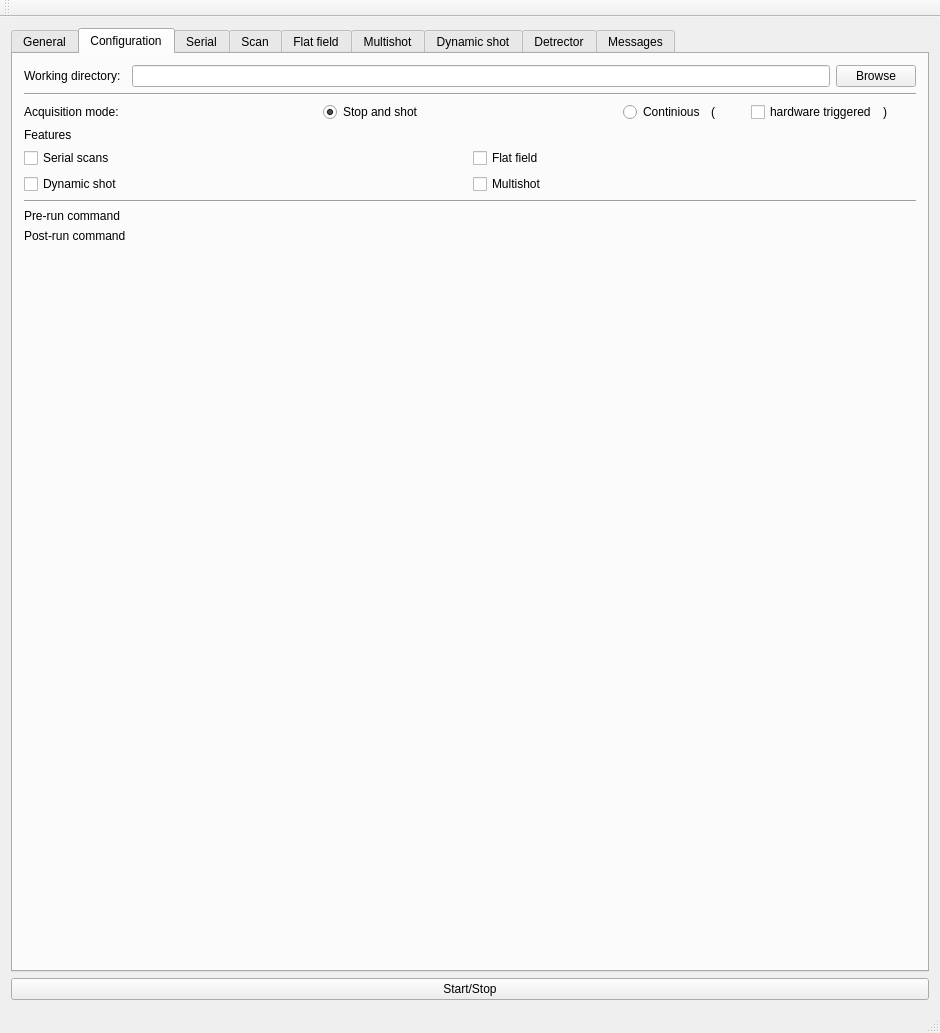
Qt form ctgui_mainwindow.ui (AustralianSynchrotron/ctgui) before a commit.
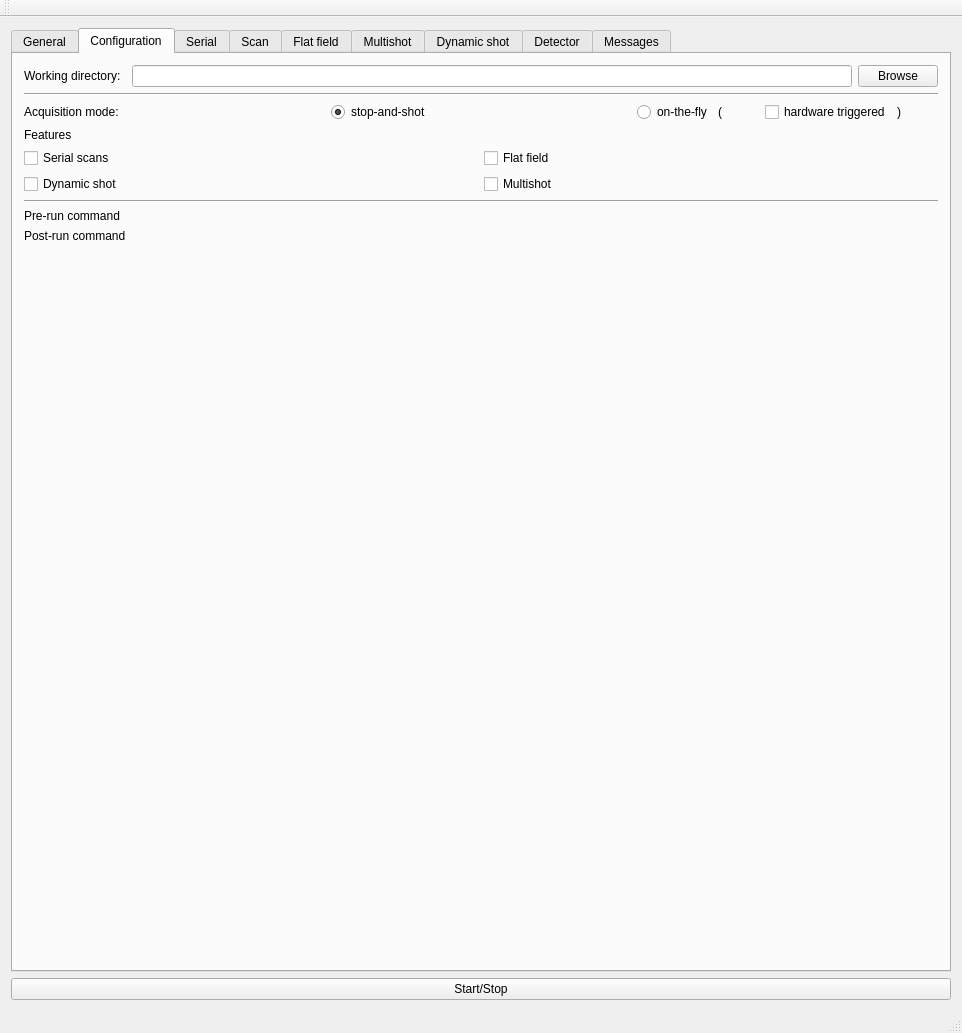
The same form after that commit. The open tabs and pages were chosen to show the change. Icons and pictures are not drawn. Custom widgets are drawn as their Qt base class.

```diff
--- a/ctgui_mainwindow.ui
+++ b/ctgui_mainwindow.ui
@@ -6,7 +6,7 @@
    <rect>
     <x>0</x>
     <y>0</y>
-    <width>940</width>
+    <width>962</width>
     <height>1033</height>
    </rect>
   </property>
@@ -193,7 +193,7 @@
              <string>SaS mode</string>
             </property>
             <property name="text">
-             <string>Stop and shot</string>
+             <string>stop-and-shot</string>
             </property>
             <property name="checked">
              <bool>true</bool>
@@ -211,7 +211,7 @@
                <string>Continious mode</string>
               </property>
               <property name="text">
-               <string>Continious</string>
+               <string>on-the-fly</string>
               </property>
               <attribute name="buttonGroup">
                <string notr="true">aqModeButtonGroup</string>
@@ -1692,7 +1692,7 @@
         <string>Detector parameters</string>
        </property>
        <attribute name="title">
-        <string>Detrector</string>
+        <string>Detector</string>
        </attribute>
        <layout class="QVBoxLayout" name="verticalLayout_">
         <item>
```
Left out of the diff: 6 changed lines with no effect on the pictures.
